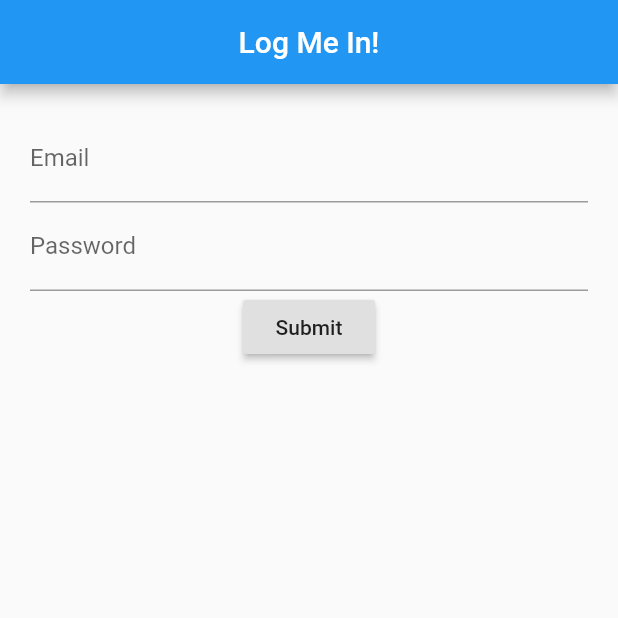
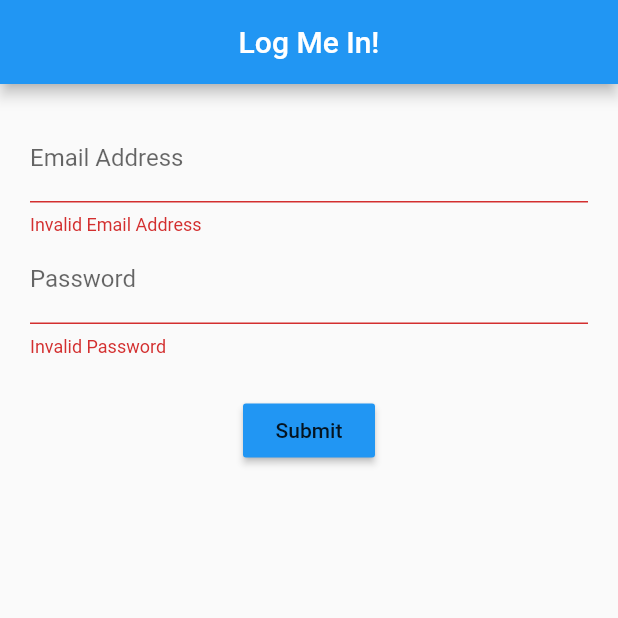
Before and after one commit to jcelder/dart_and_flutter_complete_guide, a Flutter app: the screen it shows after launch, after a tap on "Submit", on a phone screen of 412 x 824 dp, the top half of it. Run offline on Flutter 3.47's test engine with Material 2 defaults, Android fonts, the phone set to English and light mode, and no system bars.

Commit message:
Implement form validation and saving

```diff
--- a/login_stateful/lib/src/screens/login_screen.dart
+++ b/login_stateful/lib/src/screens/login_screen.dart
@@ -5,29 +5,73 @@ class LoginScreen extends StatefulWidget{
 }
 
 class _LoginScreenState extends State<LoginScreen> {
+  final _formKey = GlobalKey<FormState>();
+  String email = '';
+  String password = '';
+
   Widget build(BuildContext build) {
     return Container(
       margin: EdgeInsets.all(20.0),
       child: Form(
+        key: _formKey,
         child: Column(
           children: <Widget>[
-            TextFormField(
-              decoration: const InputDecoration(
-                labelText: 'Email'
-              ),
-            ),
-            TextFormField(
-              decoration: const InputDecoration(
-                labelText: 'Password'
-              ),
-            ),
-            RaisedButton(
-              onPressed: () {},
-              child: Text('Submit'),
-            ),
+            emailField(),
+            passwordField(),
+            Container(margin: EdgeInsets.only(top: 25.0)),
+            submitButton(),
           ],
         )
       )
     );
   }
+
+  Widget emailField() {
+    return TextFormField(
+      decoration: const InputDecoration(
+        labelText: 'Email Address',
+        hintText: 'you@example.com'
+      ),
+      keyboardType: TextInputType.emailAddress,
+      validator: (String value) {
+        bool isValid = value.contains(new RegExp('.+@.+'));
+        // return null if valid
+        // otherwise string with the error message if invalid
+        return isValid ? null : 'Invalid Email Address';
+      },
+      onSaved: (String value) {
+        email = value;
+      },
+    );
+  }
+
+  Widget passwordField() {
+    return TextFormField(
+      decoration: const InputDecoration(
+        labelText: 'Password',
+        hintText: 'Password',
+      ),
+      obscureText: true,
+      validator: (String value) {
+        bool isValid = value.length >= 8;
+        return isValid ? null : 'Invalid Password';
+      },
+      onSaved: (String value) {
+        password = value;
+      }
+    );
+  }
+
+  Widget submitButton() {
+    return RaisedButton(
+      child: Text('Submit'),
+      color: Colors.blue,
+      onPressed: () {
+        if (_formKey.currentState.validate()) {
+          _formKey.currentState.save();
+        }
+        print('Email: $email, Password: $password');
+      },
+    );
+  }
 }
```
